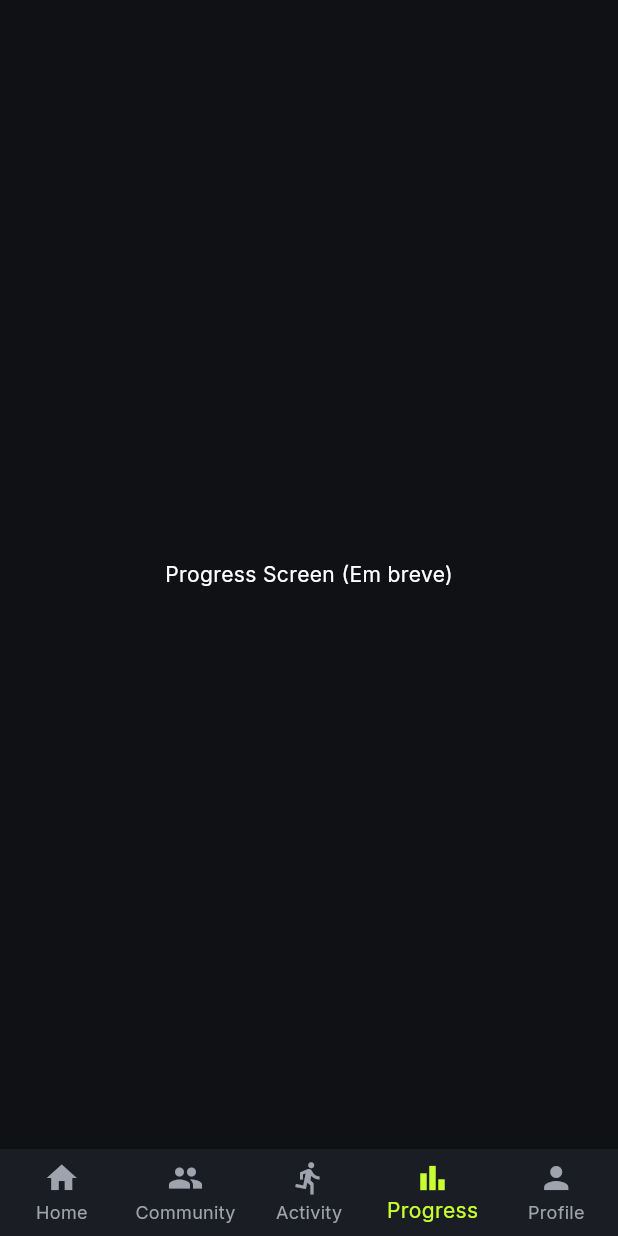
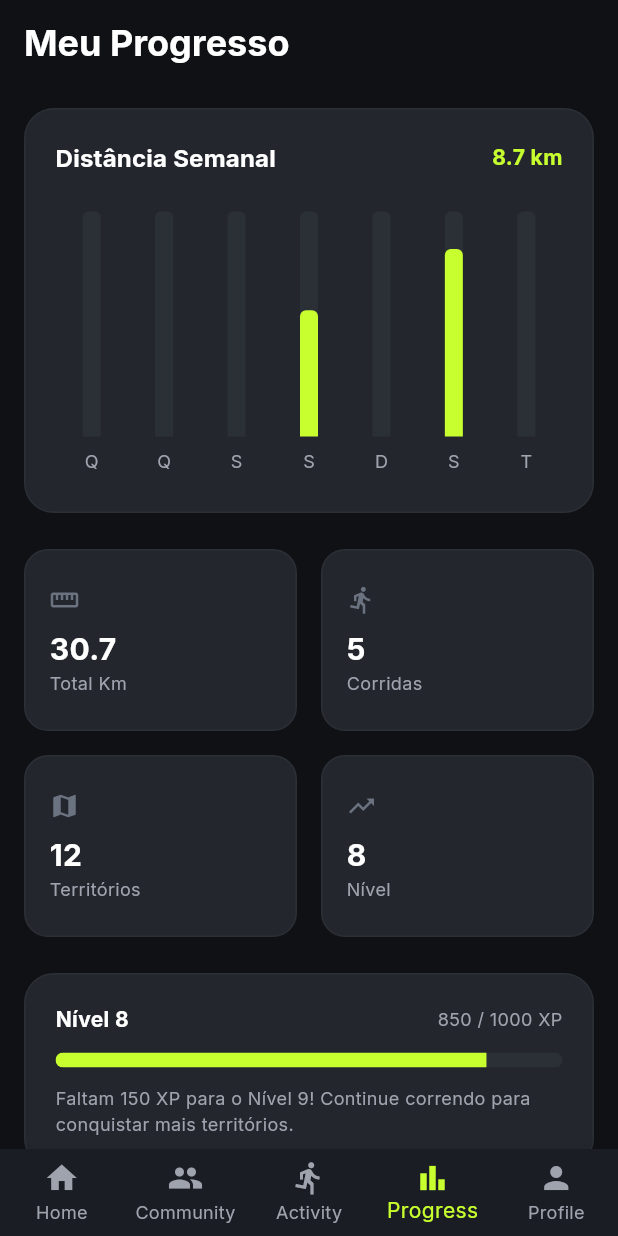
Before and after one commit to tallesdss/corridaterritorial, a Flutter app: the MainScreen screen opened by its route, item 4 of the bottom bar chosen, on a phone screen of 412 x 824 dp. Run offline on Flutter 3.47's test engine with Material 3 defaults, Android fonts, the phone set to English and light mode, and no system bars; drawn by our look-alikes of fl_chart; our stand-ins replace flutter_riverpod, go_router, google_fonts; network calls fail.

Commit message:
feat: Implement progress screen with run statistics, weekly chart, and level progression, including new run model and documentation.

```diff
--- a/lib/models/run_model.dart
+++ b/lib/models/run_model.dart
@@ -1,4 +1,3 @@
-import 'package:flutter/material.dart';
 
 class RunModel {
   final String id;
--- a/lib/screens/main_screen.dart
+++ b/lib/screens/main_screen.dart
@@ -4,6 +4,8 @@ import '../theme/app_colors.dart';
 import 'home_screen.dart';
 import 'community_screen.dart';
 import 'activity_screen.dart';
+import 'progress_screen.dart';
+
 class MainScreen extends ConsumerStatefulWidget {
   const MainScreen({super.key});
 
@@ -18,7 +20,7 @@ class _MainScreenState extends ConsumerState<MainScreen> {
     const HomeScreen(),
     const CommunityScreen(),
     const ActivityScreen(),
-    const Center(child: Text('Progress Screen (Em breve)', style: TextStyle(color: Colors.white))),
+    const ProgressScreen(),
     const Center(child: Text('Profile Screen (Em breve)', style: TextStyle(color: Colors.white))),
   ];
 
--- /dev/null
+++ b/lib/screens/progress_screen.dart
@@ -0,0 +1,365 @@
+import 'package:flutter/material.dart';
+import 'package:flutter_riverpod/flutter_riverpod.dart';
+import 'package:fl_chart/fl_chart.dart';
+import '../providers/run_provider.dart';
+import '../theme/app_colors.dart';
+import '../models/run_model.dart';
+import 'dart:math';
+
+class ProgressScreen extends ConsumerWidget {
+  const ProgressScreen({super.key});
+
+  @override
+  Widget build(BuildContext context, WidgetRef ref) {
+    final runsAsync = ref.watch(runsProvider);
+
+    return Scaffold(
+      backgroundColor: AppColors.backgroundPrimary,
+      appBar: AppBar(
+        title: Text(
+          'Meu Progresso',
+          style: Theme.of(context).textTheme.headlineSmall?.copyWith(
+                color: AppColors.textPrimary,
+                fontWeight: FontWeight.bold,
+              ),
+        ),
+        backgroundColor: AppColors.backgroundPrimary,
+        elevation: 0,
+      ),
+      body: runsAsync.when(
+        data: (runs) => RefreshIndicator(
+          onRefresh: () async => ref.refresh(runsProvider),
+          color: AppColors.primary,
+          backgroundColor: AppColors.backgroundSecondary,
+          child: ListView(
+            padding: const EdgeInsets.all(16),
+            children: [
+              _buildWeeklyChart(context, runs),
+              const SizedBox(height: 24),
+              _buildMetricsGrid(context, runs),
+              const SizedBox(height: 24),
+              _buildLevelProgress(context),
+              const SizedBox(height: 24),
+              _buildAchievements(context),
+              const SizedBox(height: 24),
+            ],
+          ),
+        ),
+        loading: () => const Center(
+          child: CircularProgressIndicator(color: AppColors.primary),
+        ),
+        error: (err, stack) => Center(
+          child: Text(
+            'Erro ao carregar progresso',
+            style: TextStyle(color: AppColors.error),
+          ),
+        ),
+      ),
+    );
+  }
+
+  Widget _buildWeeklyChart(BuildContext context, List<RunModel> runs) {
+    // Agrupar corridas por dia da semana (últimos 7 dias)
+    final now = DateTime.now();
+    final weekDays = List.generate(7, (index) {
+      return now.subtract(Duration(days: 6 - index));
+    });
+
+    final data = weekDays.map((day) {
+      final dayRuns = runs.where((run) =>
+          run.date.year == day.year &&
+          run.date.month == day.month &&
+          run.date.day == day.day);
+      final totalKm = dayRuns.fold(0.0, (sum, run) => sum + run.distanceKm);
+      return totalKm;
+    }).toList();
+
+    double maxKm = data.reduce(max);
+    if (maxKm < 5) maxKm = 5;
+
+    return Container(
+      padding: const EdgeInsets.all(20),
+      decoration: BoxDecoration(
+        color: AppColors.backgroundCard,
+        borderRadius: BorderRadius.circular(20),
+        border: Border.all(color: AppColors.borderDefault),
+      ),
+      child: Column(
+        crossAxisAlignment: CrossAxisAlignment.start,
+        children: [
+          Row(
+            mainAxisAlignment: MainAxisAlignment.spaceBetween,
+            children: [
+              Text(
+                'Distância Semanal',
+                style: Theme.of(context).textTheme.titleMedium?.copyWith(
+                      color: AppColors.textPrimary,
+                      fontWeight: FontWeight.bold,
+                    ),
+              ),
+              Text(
+                '${data.reduce((a, b) => a + b).toStringAsFixed(1)} km',
+                style: const TextStyle(
+                  color: AppColors.primary,
+                  fontWeight: FontWeight.bold,
+                ),
+              ),
+            ],
+          ),
+          const SizedBox(height: 24),
+          SizedBox(
+            height: 180,
+            child: BarChart(
+              BarChartData(
+                alignment: BarChartAlignment.spaceAround,
+                maxY: maxKm * 1.2,
+                barTouchData: BarTouchData(
+                  touchTooltipData: BarTouchTooltipData(
+                    tooltipBorderRadius: BorderRadius.circular(8),
+                    getTooltipColor: (_) => AppColors.backgroundElevated,
+                    getTooltipItem: (group, groupIndex, rod, rodIndex) {
+                      return BarTooltipItem(
+                        '${rod.toY.toStringAsFixed(1)} km',
+                        const TextStyle(
+                          color: AppColors.primary,
+                          fontWeight: FontWeight.bold,
+                        ),
+                      );
+                    },
+                  ),
+                ),
+                titlesData: FlTitlesData(
+                  show: true,
+                  bottomTitles: AxisTitles(
+                    sideTitles: SideTitles(
+                      showTitles: true,
+                      getTitlesWidget: (value, meta) {
+                        const days = ['D', 'S', 'T', 'Q', 'Q', 'S', 'S'];
+                        final date = weekDays[value.toInt()];
+                        return Padding(
+                          padding: const EdgeInsets.only(top: 8.0),
+                          child: Text(
+                            days[date.weekday % 7],
+                            style: const TextStyle(
+                              color: AppColors.textSecondary,
+                              fontSize: 12,
+                            ),
+                          ),
+                        );
+                      },
+                      reservedSize: 30,
+                    ),
+                  ),
+                  leftTitles: const AxisTitles(
+                    sideTitles: SideTitles(showTitles: false),
+                  ),
+                  topTitles: const AxisTitles(
+                    sideTitles: SideTitles(showTitles: false),
+                  ),
+                  rightTitles: const AxisTitles(
+                    sideTitles: SideTitles(showTitles: false),
+                  ),
+                ),
+                gridData: const FlGridData(show: false),
+                borderData: FlBorderData(show: false),
+                barGroups: List.generate(7, (index) {
+                  return BarChartGroupData(
+                    x: index,
+                    barRods: [
+                      BarChartRodData(
+                        toY: data[index],
+                        color: AppColors.primary,
+                        width: 12,
+                        borderRadius: const BorderRadius.vertical(
+                          top: Radius.circular(4),
+                        ),
+                        backDrawRodData: BackgroundBarChartRodData(
+                          show: true,
+                          toY: maxKm * 1.2,
+                          color: AppColors.backgroundElevated,
+                        ),
+                      ),
+                    ],
+                  );
+                }),
+              ),
+            ),
+          ),
+        ],
+      ),
+    );
+  }
+
+  Widget _buildMetricsGrid(BuildContext context, List<RunModel> runs) {
+    final totalKm = runs.fold(0.0, (sum, run) => sum + run.distanceKm);
+    final totalRuns = runs.length;
+    // Mocking territory count for now
+    const totalTerritories = 12;
+
+    return GridView.count(
+      shrinkWrap: true,
+      physics: const NeverScrollableScrollPhysics(),
+      crossAxisCount: 2,
+      crossAxisSpacing: 16,
+      mainAxisSpacing: 16,
+      childAspectRatio: 1.5,
+      children: [
+        _buildMetricCard('Total Km', totalKm.toStringAsFixed(1), Icons.straighten),
+        _buildMetricCard('Corridas', totalRuns.toString(), Icons.directions_run),
+        _buildMetricCard('Territórios', totalTerritories.toString(), Icons.map),
+        _buildMetricCard('Nível', '8', Icons.trending_up),
+      ],
+    );
+  }
+
+  Widget _buildMetricCard(String label, String value, IconData icon) {
+    return Container(
+      padding: const EdgeInsets.all(16),
+      decoration: BoxDecoration(
+        color: AppColors.backgroundCard,
+        borderRadius: BorderRadius.circular(16),
+        border: Border.all(color: AppColors.borderDefault),
+      ),
+      child: Column(
+        crossAxisAlignment: CrossAxisAlignment.start,
+        mainAxisAlignment: MainAxisAlignment.center,
+        children: [
+          Icon(icon, color: AppColors.textMuted, size: 20),
+          const SizedBox(height: 8),
+          Text(
+            value,
+            style: const TextStyle(
+              color: AppColors.textPrimary,
+              fontSize: 20,
+              fontWeight: FontWeight.bold,
+            ),
+          ),
+          Text(
+            label,
+            style: const TextStyle(
+              color: AppColors.textSecondary,
+              fontSize: 12,
+            ),
+          ),
+        ],
+      ),
+    );
+  }
+
+  Widget _buildLevelProgress(BuildContext context) {
+    return Container(
+      padding: const EdgeInsets.all(20),
+      decoration: BoxDecoration(
+        color: AppColors.backgroundCard,
+        borderRadius: BorderRadius.circular(20),
+        border: Border.all(color: AppColors.borderDefault),
+      ),
+      child: Column(
+        crossAxisAlignment: CrossAxisAlignment.start,
+        children: [
+          Row(
+            mainAxisAlignment: MainAxisAlignment.spaceBetween,
+            children: [
+              const Text(
+                'Nível 8',
+                style: TextStyle(
+                  color: AppColors.textPrimary,
+                  fontWeight: FontWeight.bold,
+                ),
+              ),
+              Text(
+                '850 / 1000 XP',
+                style: TextStyle(
+                  color: AppColors.textSecondary,
+                  fontSize: 12,
+                ),
+              ),
+            ],
+          ),
+          const SizedBox(height: 12),
+          ClipRRect(
+            borderRadius: BorderRadius.circular(10),
+            child: LinearProgressIndicator(
+              value: 0.85,
+              minHeight: 10,
+              backgroundColor: AppColors.backgroundElevated,
+              valueColor: const AlwaysStoppedAnimation<Color>(AppColors.primary),
+            ),
+          ),
+          const SizedBox(height: 12),
+          const Text(
+            'Faltam 150 XP para o Nível 9! Continue correndo para conquistar mais territórios.',
+            style: TextStyle(
+              color: AppColors.textSecondary,
+              fontSize: 12,
+            ),
+          ),
+        ],
+      ),
+    );
+  }
+
+  Widget _buildAchievements(BuildContext context) {
+    final achievements = [
+      {'icon': Icons.flash_on, 'title': 'Veloz', 'color': Colors.orange},
+      {'icon': Icons.timer, 'title': 'Consistente', 'color': Colors.blue},
+      {'icon': Icons.map, 'title': 'Explorador', 'color': Colors.green},
+      {'icon': Icons.emoji_events, 'title': 'Campeão', 'color': Colors.amber},
+    ];
+
+    return Column(
+      crossAxisAlignment: CrossAxisAlignment.start,
+      children: [
+        Padding(
+          padding: const EdgeInsets.symmetric(horizontal: 4.0),
+          child: Text(
+            'Conquistas Recentes',
+            style: Theme.of(context).textTheme.titleLarge?.copyWith(
+                  color: AppColors.textPrimary,
+                  fontWeight: FontWeight.bold,
+                ),
+          ),
+        ),
+        const SizedBox(height: 16),
+        SizedBox(
+          height: 100,
+          child: ListView.builder(
+            scrollDirection: Axis.horizontal,
+            itemCount: achievements.length,
+            itemBuilder: (context, index) {
+              final achievement = achievements[index];
+              return Container(
+                width: 90,
+                margin: const EdgeInsets.only(right: 16),
+                decoration: BoxDecoration(
+                  color: AppColors.backgroundCard,
+                  borderRadius: BorderRadius.circular(16),
+                  border: Border.all(color: AppColors.borderDefault),
+                ),
+                child: Column(
+                  mainAxisAlignment: MainAxisAlignment.center,
+                  children: [
+                    Icon(
+                      achievement['icon'] as IconData,
+                      color: achievement['color'] as Color,
+                      size: 32,
+                    ),
+                    const SizedBox(height: 8),
+                    Text(
+                      achievement['title'] as String,
+                      style: const TextStyle(
+                        color: AppColors.textPrimary,
+                        fontSize: 12,
+                        fontWeight: FontWeight.bold,
+                      ),
+                    ),
+                  ],
+                ),
+              );
+            },
+          ),
+        ),
+      ],
+    );
+  }
+}
--- a/pubspec.yaml
+++ b/pubspec.yaml
@@ -39,6 +39,7 @@ dependencies:
   google_maps_flutter: ^2.14.2
   geolocator: ^14.0.2
   google_fonts: ^8.0.2
+  fl_chart: ^1.1.1
 
 dev_dependencies:
   flutter_test:
```
Also changed, not shown: pubspec.lock, 1 other file.
